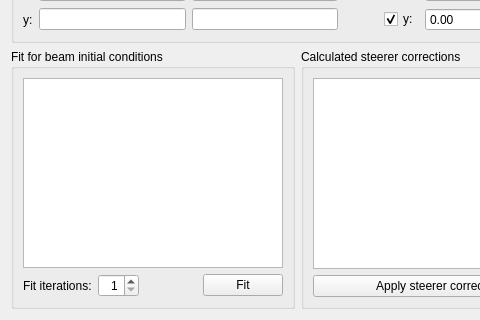
The window that madqt/correct/mgm_dialog.ui (hibtc/madgui) describes before a commit, drawn with Qt 5; both pictures show x 0 to 480 and y 81 to 401 of the 595 by 401 pixel window.
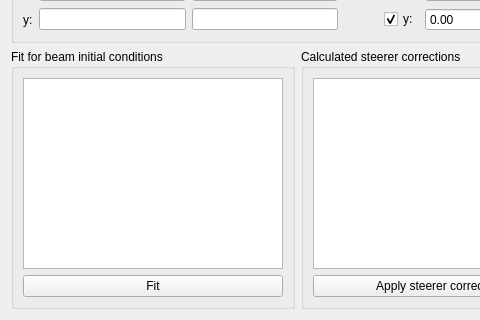
The same window after the commit. Custom widgets are drawn as their Qt base class.

Commit message:
Remove multiple fit-iterations
Was not overly useful and much too slow.

Diff of the .ui file:
```diff
--- a/madqt/correct/mgm_dialog.ui
+++ b/madqt/correct/mgm_dialog.ui
@@ -146,39 +146,6 @@
       </item>
       <item>
        <layout class="QHBoxLayout">
-        <item>
-         <widget class="QLabel">
-          <property name="text">
-           <string>Fit iterations:</string>
-          </property>
-         </widget>
-        </item>
-        <item>
-         <widget class="QSpinBox" name="fit_iterations_spinbox">
-          <property name="alignment">
-           <set>Qt::AlignRight|Qt::AlignTrailing|Qt::AlignVCenter</set>
-          </property>
-          <property name="minimum">
-           <number>1</number>
-          </property>
-          <property name="maximum">
-           <number>10</number>
-          </property>
-         </widget>
-        </item>
-        <item>
-         <spacer>
-          <property name="orientation">
-           <enum>Qt::Horizontal</enum>
-          </property>
-          <property name="sizeHint" stdset="0">
-           <size>
-            <width>40</width>
-            <height>20</height>
-           </size>
-          </property>
-         </spacer>
-        </item>
         <item>
          <widget class="QPushButton" name="update_fit_button">
           <property name="text">
```
The commit also changes 4 other files.
